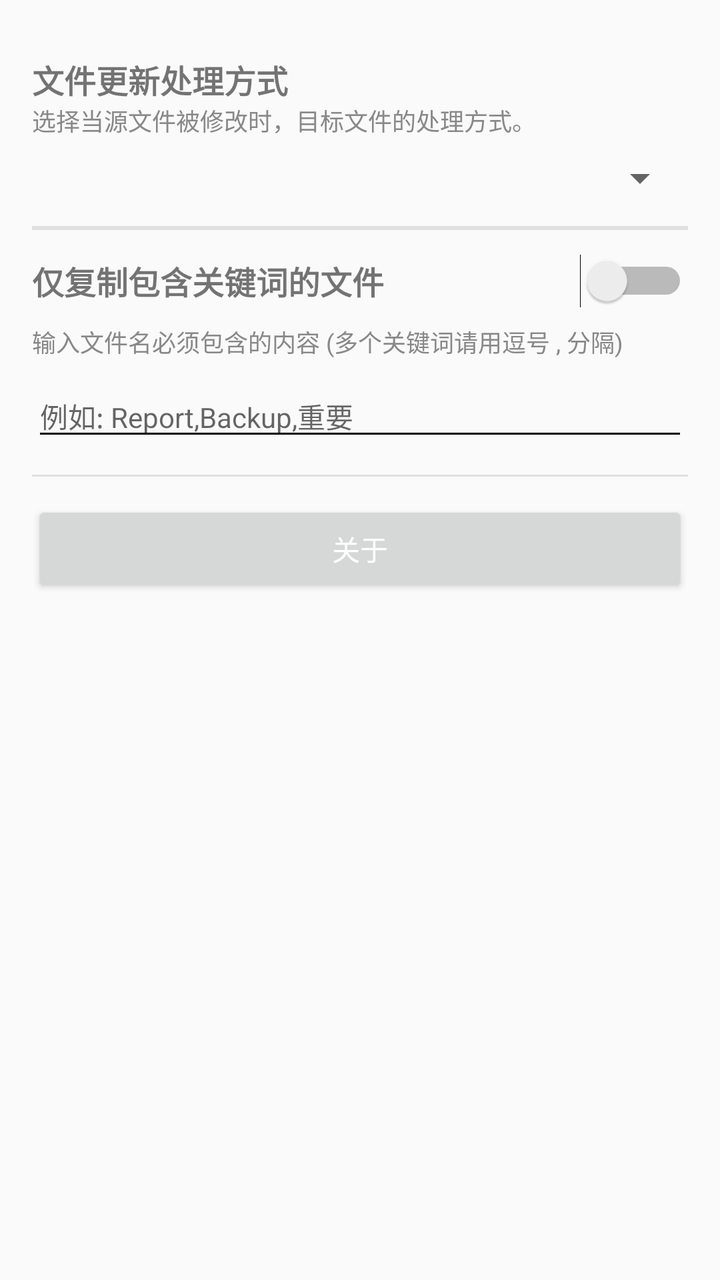
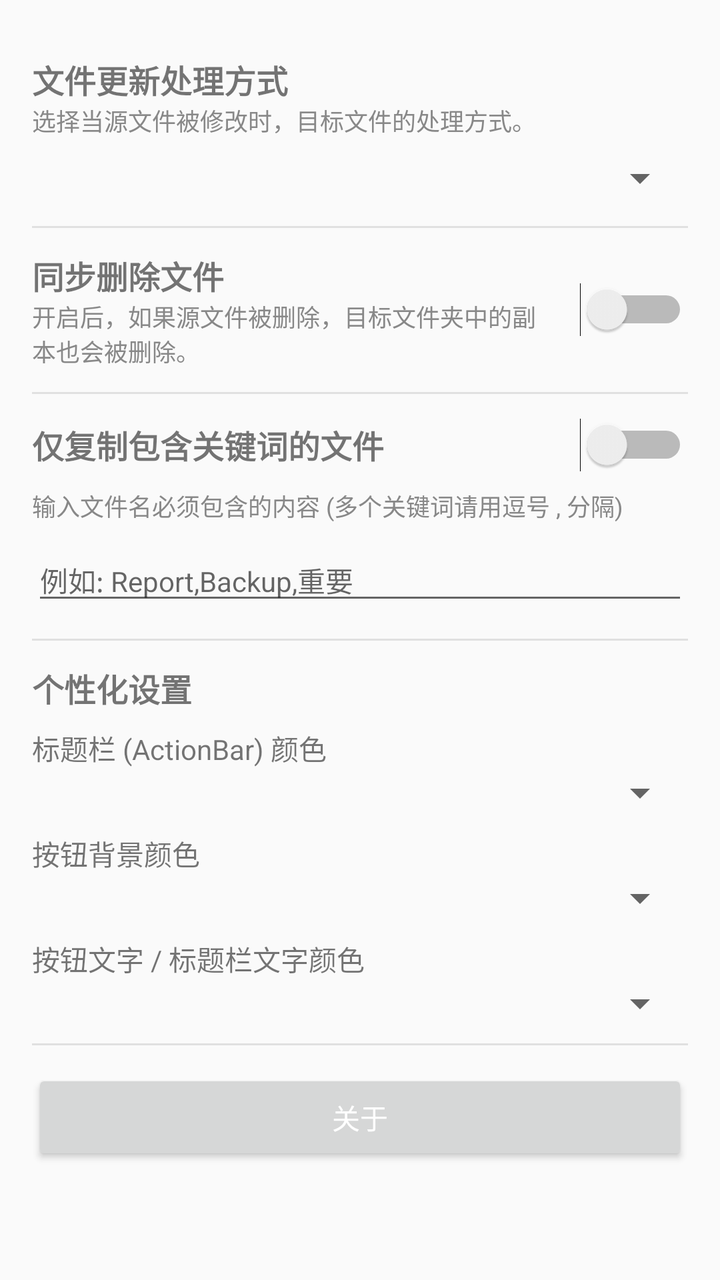

Two renders of the same Android screen: before a commit and after it. Below are the layout's source before the change and the commit's diff.
<!-- AndroidManifest.xml: activity theme Theme.FileCopier.Settings -->
<!-- res/layout/activity_settings.xml -->
<?xml version="1.0" encoding="utf-8"?>
<LinearLayout xmlns:android="http://schemas.android.com/apk/res/android"
    xmlns:app="http://schemas.android.com/apk/res-auto"
    android:layout_width="match_parent"
    android:layout_height="match_parent"
    android:orientation="vertical"
    android:padding="16dp">

    <LinearLayout
        android:layout_width="match_parent"
        android:layout_height="wrap_content"
        android:orientation="vertical"
        android:paddingTop="12dp"
        android:paddingBottom="12dp">

        <TextView
            android:layout_width="wrap_content"
            android:layout_height="wrap_content"
            android:text="文件更新处理方式"
            android:textSize="16sp"
            android:textStyle="bold" />

        <TextView
            android:layout_width="wrap_content"
            android:layout_height="wrap_content"
            android:text="选择当源文件被修改时，目标文件的处理方式。"
            android:textSize="12sp"
            android:textColor="#888"
            android:layout_marginBottom="8dp"/>

        <Spinner
            android:id="@+id/spinnerOverwriteMode"
            android:layout_width="match_parent"
            android:layout_height="wrap_content"
            android:spinnerMode="dropdown"/>
    </LinearLayout>

    <View
        android:layout_width="match_parent"
        android:layout_height="1dp"
        android:background="#e0e0e0" />


    <View
        android:layout_width="match_parent"
        android:layout_height="1dp"
        android:background="#e0e0e0" />

    <LinearLayout
        android:layout_width="match_parent"
        android:layout_height="wrap_content"
        android:orientation="vertical"
        android:paddingTop="12dp"
        android:paddingBottom="12dp">

        <LinearLayout
            android:layout_width="match_parent"
            android:layout_height="wrap_content"
            android:orientation="horizontal"
            android:gravity="center_vertical">

            <TextView
                android:layout_width="0dp"
                android:layout_height="wrap_content"
                android:layout_weight="1"
                android:text="仅复制包含关键词的文件"
                android:textSize="16sp"
                android:textStyle="bold" />

            <Switch
                android:id="@+id/switchContentFilter"
                android:layout_width="wrap_content"
                android:layout_height="wrap_content"
                android:layout_marginLeft="16dp"
                android:layout_marginStart="16dp" />
        </LinearLayout>

        <TextView
            android:layout_width="wrap_content"
            android:layout_height="wrap_content"
            android:text="输入文件名必须包含的内容 (多个关键词请用逗号 , 分隔)"
            android:textSize="12sp"
            android:textColor="#888"
            android:layout_marginTop="8dp" />

        <EditText
            android:id="@+id/etFilterKeywords"
            android:layout_width="match_parent"
            android:layout_height="wrap_content"
            android:layout_marginTop="8dp"
            android:hint="例如: Report,Backup,重要"
            android:inputType="text"
            android:theme="@style/EditText"
            android:textSize="14sp" />
    </LinearLayout>

    <View
        android:layout_width="match_parent"  android:layout_height="1dp"
        android:background="#e0e0e0" />
    
    <LinearLayout
        android:layout_width="match_parent"
        android:layout_height="wrap_content"
        android:orientation="vertical"
        android:paddingTop="12dp"
        android:paddingBottom="12dp">
    <Button
        android:id="@+id/btnAbout"
        android:layout_width="match_parent"
        android:layout_height="wrap_content"
        android:text="关于"
        android:textColor="@android:color/white"
        app:backgroundTint="@android:color/black"
        app:cornerRadius="0dp"/>
    </LinearLayout>
</LinearLayout>
<!-- resources referenced by this layout -->
<resources>
  <style name="EditText" parent="Theme.AppCompat.Light">
          <item name="colorControlNormal">#000000</item>
          <item name="colorControlActivated">#000000</item>
      </style>
  <style name="Theme.FileCopier.Settings" parent="Theme.AppCompat.Light.DarkActionBar">
          <item name="colorPrimary">@color/black</item>
          <item name="colorPrimaryDark">@color/black</item>
          <item name="colorAccent">@color/white</item>
          <item name="titleTextColor">@color/white</item>
      </style>
  <color name="black">#FF000000</color>
  <color name="white">#FFFFFFFF</color>
</resources>

<!-- the commit's change to res/layout/activity_settings.xml (unified diff, before → after) -->
@@ -40,6 +40,42 @@
         android:layout_height="1dp"
         android:background="#e0e0e0" />
 
+    <LinearLayout
+        android:layout_width="match_parent"
+        android:layout_height="wrap_content"
+        android:orientation="horizontal"
+        android:gravity="center_vertical"
+        android:paddingTop="12dp"
+        android:paddingBottom="12dp">
+
+        <LinearLayout
+            android:layout_width="0dp"
+            android:layout_height="wrap_content"
+            android:layout_weight="1"
+            android:orientation="vertical">
+
+            <TextView
+                android:layout_width="wrap_content"
+                android:layout_height="wrap_content"
+                android:text="同步删除文件"
+                android:textSize="16sp"
+                android:textStyle="bold" />
+
+            <TextView
+                android:layout_width="wrap_content"
+                android:layout_height="wrap_content"
+                android:text="开启后，如果源文件被删除，目标文件夹中的副本也会被删除。"
+                android:textSize="12sp"
+                android:textColor="#888" />
+        </LinearLayout>
+
+        <Switch
+            android:id="@+id/switchDeleteMirror"
+            android:layout_width="wrap_content"
+            android:layout_height="wrap_content"
+            android:layout_marginLeft="16dp"
+            android:layout_marginStart="16dp" />
+    </LinearLayout>
 
     <View
         android:layout_width="match_parent"
@@ -90,8 +126,66 @@
             android:layout_marginTop="8dp"
             android:hint="例如: Report,Backup,重要"
             android:inputType="text"
-            android:theme="@style/EditText"
-            android:textSize="14sp" />
+            android:textSize="14sp" />
+    </LinearLayout>
+
+    <View
+        android:layout_width="match_parent"
+        android:layout_height="1dp"
+        android:background="#e0e0e0" />
+
+    <TextView
+        android:layout_width="wrap_content"
+        android:layout_height="wrap_content"
+        android:text="个性化设置"
+        android:textSize="16sp"
+        android:textStyle="bold"
+        android:layout_marginTop="12dp" />
+
+    <LinearLayout
+        android:layout_width="match_parent"
+        android:layout_height="wrap_content"
+        android:orientation="vertical"
+        android:paddingTop="8dp"
+        android:paddingBottom="8dp">
+
+        <TextView
+            android:layout_width="wrap_content"
+            android:layout_height="wrap_content"
+            android:text="标题栏 (ActionBar) 颜色"
+            android:textSize="14sp" />
+
+        <Spinner
+            android:id="@+id/spinnerActionBarColor"
+            android:layout_width="match_parent"
+            android:layout_height="wrap_content"
+            android:spinnerMode="dropdown"
+            android:layout_marginBottom="8dp"/>
+
+        <TextView
+            android:layout_width="wrap_content"
+            android:layout_height="wrap_content"
+            android:text="按钮背景颜色"
+            android:textSize="14sp" />
+
+        <Spinner
+            android:id="@+id/spinnerButtonColor"
+            android:layout_width="match_parent"
+            android:layout_height="wrap_content"
+            android:spinnerMode="dropdown"
+            android:layout_marginBottom="8dp"/>
+
+        <TextView
+            android:layout_width="wrap_content"
+            android:layout_height="wrap_content"
+            android:text="按钮文字 / 标题栏文字颜色"
+            android:textSize="14sp" />
+
+        <Spinner
+            android:id="@+id/spinnerTextColor"
+            android:layout_width="match_parent"
+            android:layout_height="wrap_content"
+            android:spinnerMode="dropdown"/>
     </LinearLayout>
 
     <View
<!-- resource entries referenced after the edit -->
@@ -1,9 +1,5 @@
 <!-- resources referenced by this layout -->
 <resources>
-  <style name="EditText" parent="Theme.AppCompat.Light">
-          <item name="colorControlNormal">#000000</item>
-          <item name="colorControlActivated">#000000</item>
-      </style>
   <style name="Theme.FileCopier.Settings" parent="Theme.AppCompat.Light.DarkActionBar">
           <item name="colorPrimary">@color/black</item>
           <item name="colorPrimaryDark">@color/black</item>
